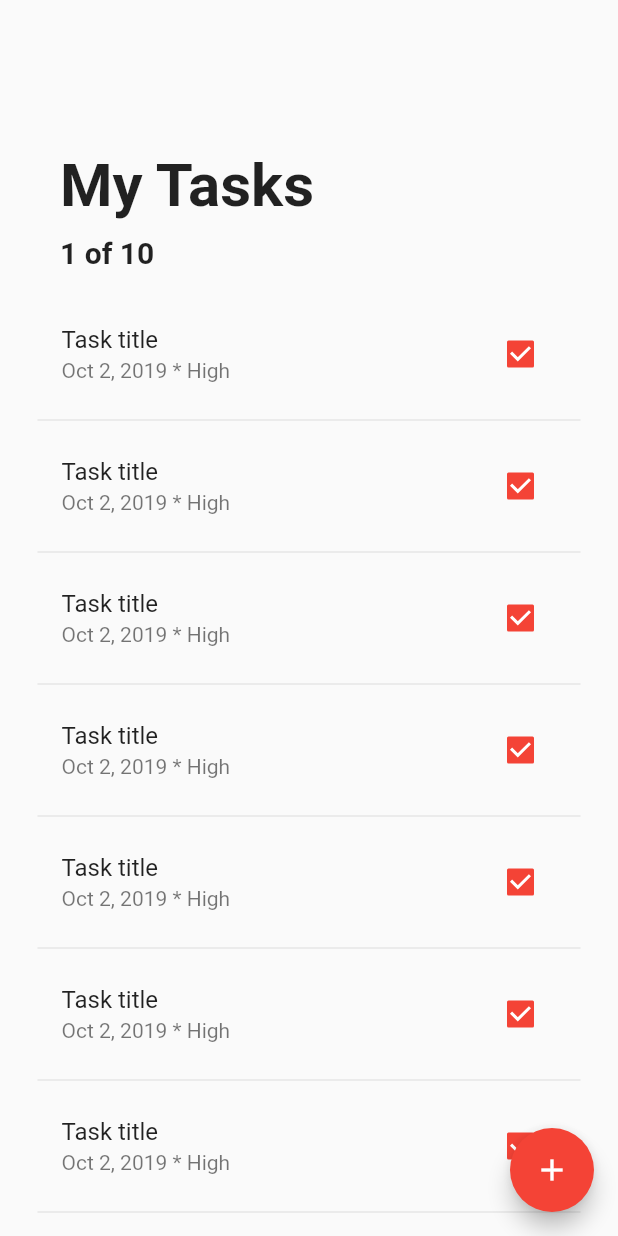
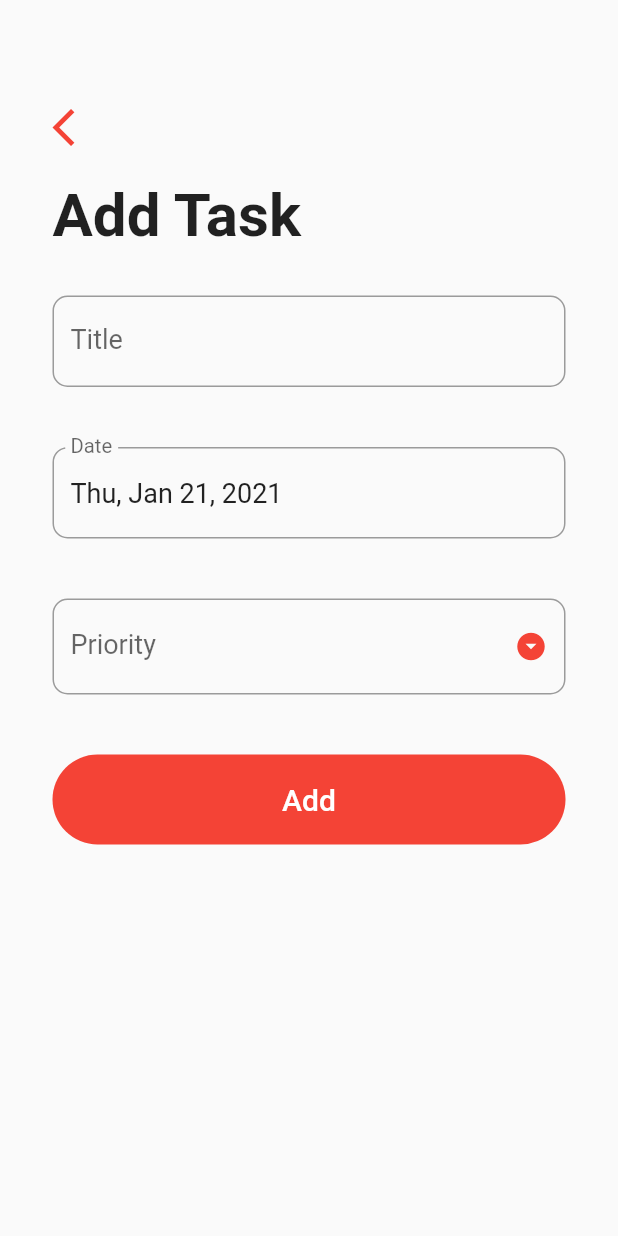
Before and after one commit to itzVort3x1/flutter_todo_list, a Flutter app: the screen it shows after launch, after a tap on the "add" icon, on a phone screen of 412 x 824 dp. Run offline on Flutter 3.47's test engine with Material 2 defaults, Android fonts, the phone set to English and light mode, and no system bars.

Commit message:
added task screen

```diff
--- /dev/null
+++ b/lib/screens/add_task_screen.dart
@@ -0,0 +1,181 @@
+import 'package:flutter/material.dart';
+import 'package:flutter/scheduler.dart';
+import 'package:intl/intl.dart';
+
+class AddTaskScreen extends StatefulWidget {
+  @override
+  _AddTaskScreenState createState() => _AddTaskScreenState();
+}
+
+class _AddTaskScreenState extends State<AddTaskScreen> {
+  final formKey = GlobalKey<FormState>();
+  String _title = '';
+  String _priority;
+  DateTime _date = DateTime.now();
+  TextEditingController _dateController = TextEditingController();
+
+  final DateFormat _dateFOrmatter = DateFormat('yMMMEd');
+  final List<String> _priorities = ['Low', 'Medium', 'High'];
+
+  @override
+  void initState(){
+    super.initState();
+    _dateController.text = _dateFOrmatter.format(_date);
+  }
+
+  @override
+  void dispose(){
+    _dateController.dispose();
+    super.dispose();
+  }
+
+  _handleDatePicker() async {
+    final DateTime date = await showDatePicker(
+        context: context,
+        initialDate: _date,
+        firstDate: DateTime(2000),
+        lastDate: DateTime(2100),
+    );
+    if (date != null && date != _date){
+      setState(() {
+       _date = date;
+      });
+      _dateController.text = _dateFOrmatter.format(_date);
+    }
+  }
+
+  _submit(){
+    if(formKey.currentState.validate()){
+      formKey.currentState.save();
+      print('${_title}, ${_date}, ${_priority}');
+
+      //Insert the task to our user's database
+
+      // update the task
+      Navigator.pop(context);
+    }
+  }
+
+  @override
+  Widget build(BuildContext context) {
+    return Scaffold(
+      body: GestureDetector(
+        onTap: () => FocusScope.of(context).unfocus(),
+        child: SingleChildScrollView(
+          child: Container(
+            padding: EdgeInsets.symmetric(horizontal: 35.0, vertical: 70.0),
+            child: Column(
+              crossAxisAlignment: CrossAxisAlignment.start,
+              children: [
+                GestureDetector(onTap: () => Navigator.pop(context),
+                  child: Icon(Icons.arrow_back_ios, size: 30, color: Theme.of(context).primaryColor,),),
+                SizedBox(height: 20.0,),
+                Text('Add Task',
+                  style: TextStyle(
+                    color: Colors.black87,
+                    fontSize: 40.0,
+                    fontWeight: FontWeight.bold,
+                  ),
+                ),
+                SizedBox(height: 10,),
+                Form(key: formKey,
+                  child: Column(
+                    children: [
+                      Padding(
+                        padding: EdgeInsets.symmetric(vertical: 20.0),
+                        child: TextFormField(
+                          style: TextStyle(
+                            fontSize: 18.0
+                          ),
+                          decoration: InputDecoration(labelText: 'Title', labelStyle: TextStyle(
+                            fontSize: 18.0),
+                            border: OutlineInputBorder(
+                              borderRadius: BorderRadius.circular(10.0),
+                            ),
+                          ),
+                          validator: (input) => input.trim().isEmpty ? 'Please enter a task title' : null,
+                          onSaved: (input) => _title = input,
+                          cursorColor: Theme.of(context).primaryColor,
+                          initialValue: _title,
+                        ),
+                      ),
+                      Padding(
+                        padding: EdgeInsets.symmetric(vertical: 20.0),
+                        child: TextFormField(
+                          readOnly: true,
+                          controller: _dateController,
+                          style: TextStyle(
+                              fontSize: 18.0
+                          ),
+                          onTap: _handleDatePicker,
+                          decoration: InputDecoration(labelText: 'Date', labelStyle: TextStyle(
+                              fontSize: 18.0),
+                            border: OutlineInputBorder(
+                              borderRadius: BorderRadius.circular(10.0),
+                            ),
+                          ),
+                          cursorColor: Theme.of(context).primaryColor,
+                        ),
+                      ),
+                      Padding(
+                        padding: EdgeInsets.symmetric(vertical: 20.0),
+                        child: DropdownButtonFormField(
+                          isDense: true,
+                          icon: Icon(Icons.arrow_drop_down_circle),
+                          iconSize: 22.0,
+                          iconEnabledColor: Theme.of(context).primaryColor,
+                          iconDisabledColor: Theme.of(context).primaryColorLight,
+                          items: _priorities.map((String priority)  {
+                            return DropdownMenuItem(
+                              value: priority,
+                                child: Text(priority, style: TextStyle(
+                                    color: Colors.black87,
+                                    fontSize: 18.0,
+                                ),)
+                            );
+                          }).toList(),
+                          style: TextStyle(
+                              fontSize: 18.0
+                          ),
+                          decoration: InputDecoration(labelText: 'Priority', labelStyle: TextStyle(
+                              fontSize: 18.0),
+                            border: OutlineInputBorder(
+                              borderRadius: BorderRadius.circular(10.0),
+                            ),
+                          ),
+                          validator: (input) => _priority == null ? 'Please Select a Prioirity level' : null,
+                          onSaved: (input) => _priority = input,
+                          onChanged: (value){
+                            setState(() {
+                              _priority = value;
+                            });
+                          },
+                          value: _priority,
+                        ),
+                      ),
+                      Container(
+                        margin: EdgeInsets.symmetric(vertical: 20.0),
+                        height: 60,
+                        width: double.infinity,
+                        decoration: BoxDecoration(
+                          color: Theme.of(context).primaryColor,
+                          borderRadius: BorderRadius.circular(30.0)
+                        ),
+                        child: FlatButton(child: Text('Add', style: TextStyle(
+                          color: Colors.white,
+                          fontSize: 20.0,
+                        ),),
+                        onPressed: _submit,
+                        ),
+                      )
+                    ],
+                  ),
+                ),
+              ],
+            ),
+          ),
+        ),
+      ),
+    );
+  }
+}
--- a/lib/screens/todo_list_screen.dart
+++ b/lib/screens/todo_list_screen.dart
@@ -1,8 +1,8 @@
 import 'package:flutter/material.dart';
+import 'package:todo_list/screens/add_task_screen.dart';
 
 class TodoListScreen extends StatelessWidget {
-
-  Widget _buildTask(int index, context){
+  Widget _buildTask(int index, context) {
     return Padding(
       padding: EdgeInsets.symmetric(horizontal: 25.0),
       child: Column(
@@ -10,8 +10,9 @@ class TodoListScreen extends StatelessWidget {
           ListTile(
             title: Text('Task title'),
             subtitle: Text('Oct 2, 2019 * High'),
-            trailing: Checkbox(onChanged: (value){
-              print(value);
+            trailing: Checkbox(
+              onChanged: (value) {
+                print(value);
               },
               activeColor: Theme.of(context).primaryColor,
               value: true,
@@ -26,31 +27,39 @@ class TodoListScreen extends StatelessWidget {
   @override
   Widget build(BuildContext context) {
     return Scaffold(
-      floatingActionButton: FloatingActionButton(backgroundColor: Theme.of(context).primaryColor,
-      child: Icon(Icons.add),
-        onPressed: (){},
+      floatingActionButton: FloatingActionButton(
+        backgroundColor: Theme.of(context).primaryColor,
+        child: Icon(Icons.add),
+        onPressed: () => Navigator.push(
+            context, MaterialPageRoute(builder: (_) => AddTaskScreen())),
       ),
       body: ListView.builder(
         padding: EdgeInsets.symmetric(vertical: 80.0),
         itemCount: 10,
-        itemBuilder: (BuildContext context, int index){
-          if (index == 0){
+        itemBuilder: (BuildContext context, int index) {
+          if (index == 0) {
             return Padding(
               padding: EdgeInsets.symmetric(horizontal: 40.0, vertical: 20.0),
               child: Column(
                 crossAxisAlignment: CrossAxisAlignment.start,
                 children: [
-                  Text('My Tasks',
+                  Text(
+                    'My Tasks',
                     style: TextStyle(
                       fontSize: 40.0,
                       fontWeight: FontWeight.bold,
-                    ),),
-                  SizedBox(height: 10.0,),
-                  Text('1 of 10',
+                    ),
+                  ),
+                  SizedBox(
+                    height: 10.0,
+                  ),
+                  Text(
+                    '1 of 10',
                     style: TextStyle(
                       fontSize: 20.0,
                       fontWeight: FontWeight.w600,
-                    ),),
+                    ),
+                  ),
                 ],
               ),
             );
--- a/pubspec.yaml
+++ b/pubspec.yaml
@@ -28,6 +28,7 @@ dependencies:
   # The following adds the Cupertino Icons font to your application.
   # Use with the CupertinoIcons class for iOS style icons.
   cupertino_icons: ^1.0.0
+  intl: ^0.16.1
 
 dev_dependencies:
   flutter_test:
```
Also changed, not shown: pubspec.lock.
